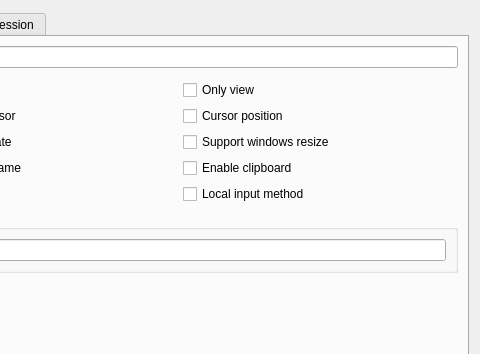
First picture: the form in Plugins/TigerVnc/Client/DlgSettingsVnc.ui, repository KangLin/RabbitRemoteControl, before the edit; both pictures show x 120 to 600 and y 0 to 354 of the 600 by 450 pixel window.
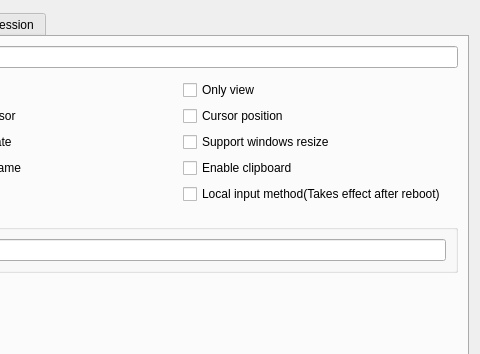
Second picture: the form after the edit. Icons and pictures are not drawn. Custom widgets are drawn as their Qt base class.

The edit to the form file:
```diff
--- a/Plugins/TigerVnc/Client/DlgSettingsVnc.ui
+++ b/Plugins/TigerVnc/Client/DlgSettingsVnc.ui
@@ -139,7 +139,7 @@
          <item>
           <widget class="QCheckBox" name="cbInputMethod">
            <property name="text">
-            <string>Local input method</string>
+            <string>Local input method(Takes effect after reboot)</string>
            </property>
           </widget>
          </item>
```
